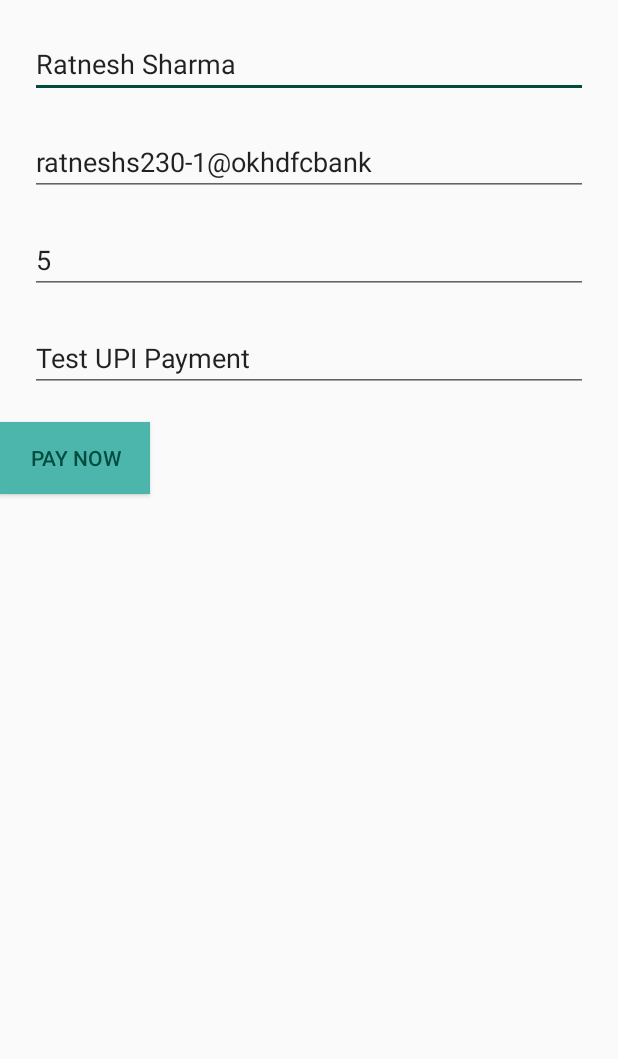
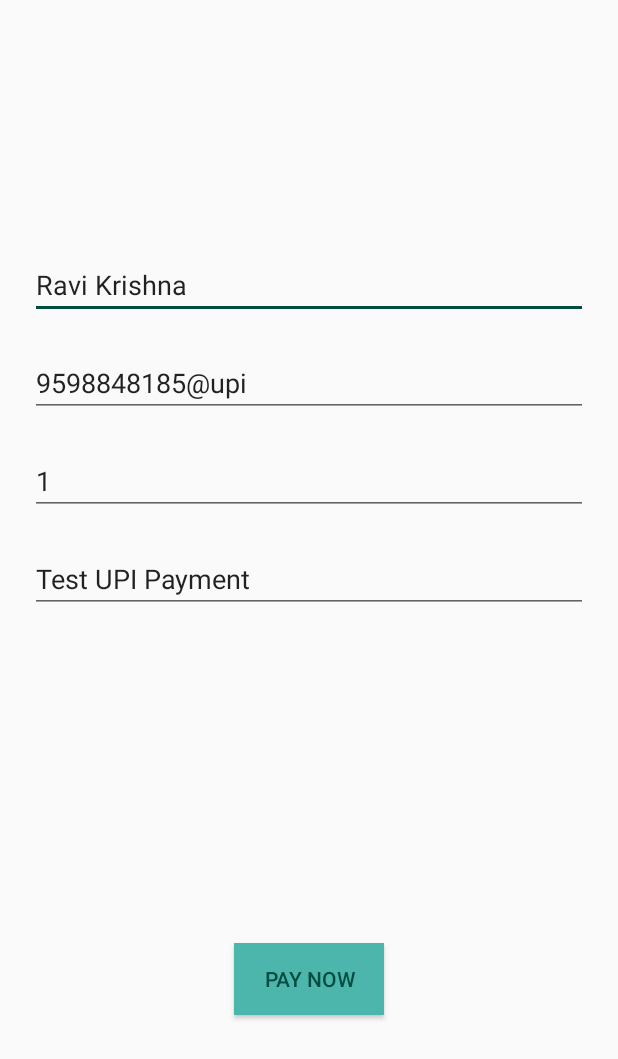
Before and after one commit to ratneshs230/Locals_deliveryService, an Android app: the layout activity_payments_page.xml on its own in the app's theme, with its tools: preview values and no code run, on a phone screen of 412 x 824 dp. Shown: the top 1059 px of the screen. Run offline under Robolectric (Android 15) with nearby library versions, the phone set to English and light mode, and no system bars.

Commit message:
UPI payment bug fix

```diff
--- a/app/src/main/res/layout/activity_payments_page.xml
+++ b/app/src/main/res/layout/activity_payments_page.xml
@@ -4,8 +4,10 @@
     xmlns:tools="http://schemas.android.com/tools"
     android:layout_width="match_parent"
     android:layout_height="match_parent"
+    android:gravity="center"
     tools:context=".MainActivity"
     android:orientation="vertical">
+
     <EditText
         android:layout_width="match_parent"
         android:layout_height="wrap_content"
@@ -14,7 +16,7 @@
         android:layout_marginRight="20dp"
         android:layout_marginTop="20dp"
         android:id="@+id/name"
-        android:text="Ratnesh Sharma"/>
+        android:text="Ravi Krishna"/>
 
     <EditText
         android:layout_width="match_parent"
@@ -24,7 +26,7 @@
         android:layout_marginRight="20dp"
         android:layout_marginTop="20dp"
         android:id="@+id/upi_id"
-        android:text="ratneshs230-1@okhdfcbank"/>
+        android:text="9598848185@upi"/><!--ratneshs230-1@okhdfcbank-->
 
     <EditText
         android:layout_width="match_parent"
@@ -35,8 +37,7 @@
         android:layout_marginTop="20dp"
         android:id="@+id/amount_et"
         android:inputType="numberDecimal"
-        android:text="5"/>
-
+        android:text="1"/>
 
     <EditText
         android:layout_width="match_parent"
@@ -46,6 +47,7 @@
         android:layout_marginRight="20dp"
         android:layout_marginTop="20dp"
         android:id="@+id/note"
+        android:layout_marginBottom="200dp"
         android:text="Test UPI Payment"/>
 
     <Button
@@ -53,6 +55,7 @@
         android:layout_height="wrap_content"
         android:background="@color/colorPrimary"
         android:id="@+id/send"
+        android:gravity="center"
         android:layout_marginTop="20dp"
         android:layout_centerHorizontal="true"
         android:text="Pay Now"/>
```
Also changed, not shown: app/src/main/AndroidManifest.xml (+17 -10 lines), app/src/main/java/com/example/locals/Payments_page.java (+65 -44 lines).
